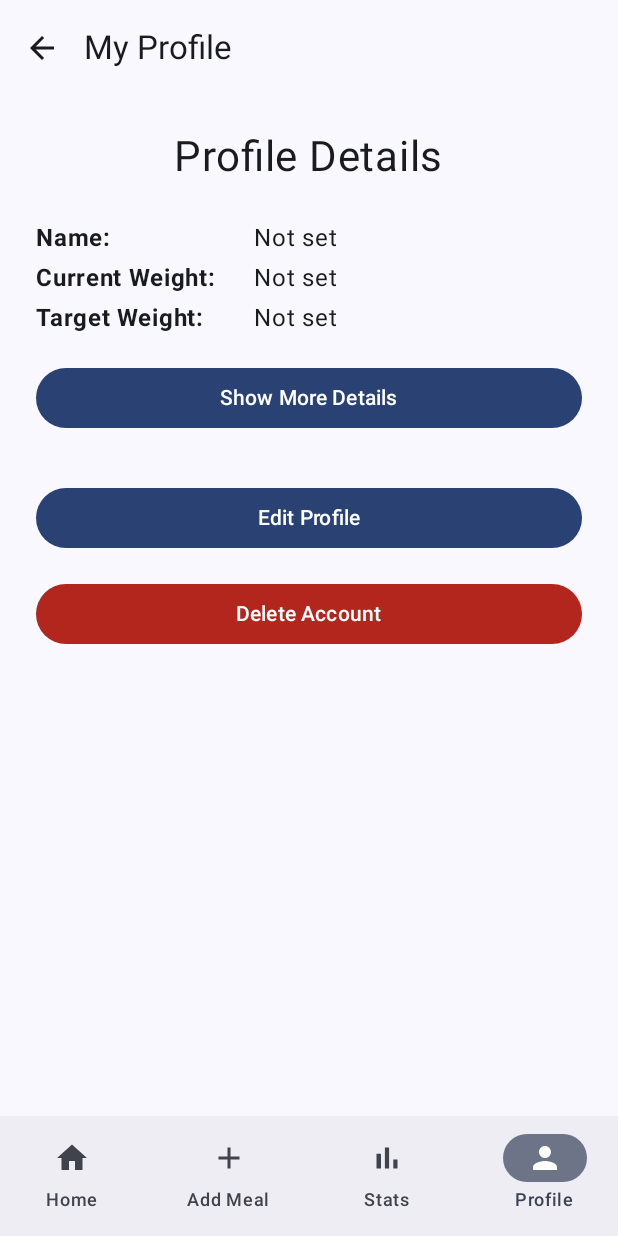
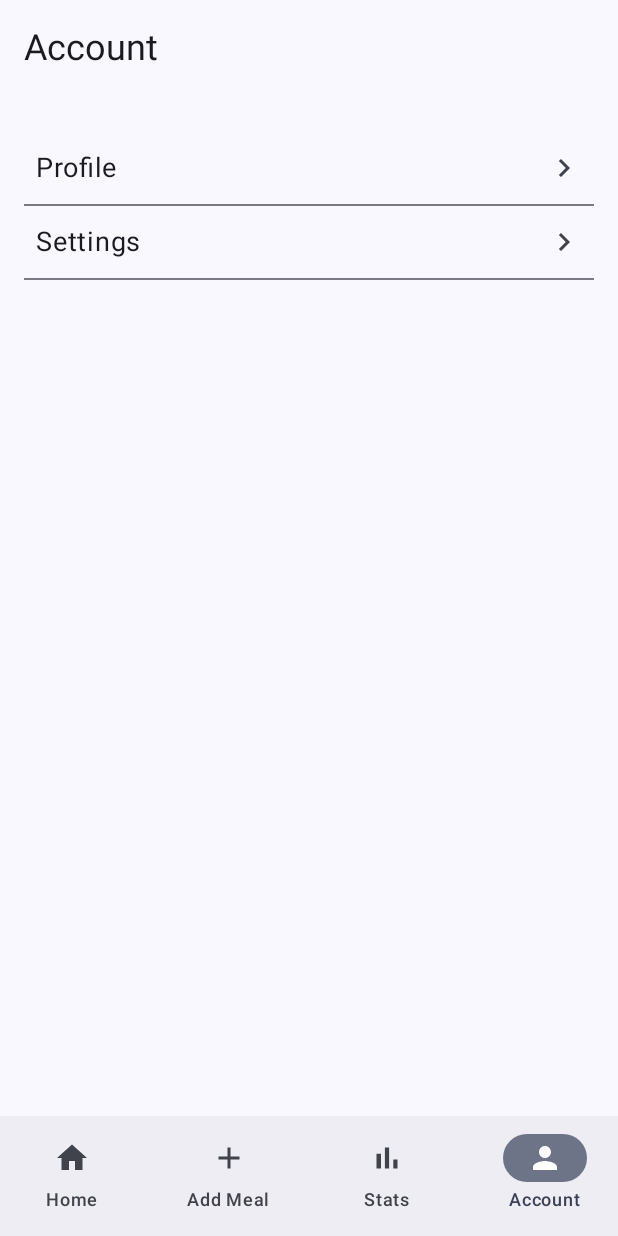
Before and after one commit to Nadavas/DietApp, an Android app built with Jetpack Compose: the HomeScreen screen opened through its navigation route, item 4 of the bottom bar chosen, on a phone screen of 412 x 824 dp. Run offline under Robolectric (Android 15) with nearby library versions, the phone set to English and light mode, and no system bars; our stand-ins replace Firebase (no records; nobody signed in at launch, a user with empty details on screens opened directly); libraries missing offline, so code that uses them is left out: com.github.mikephil.charting; Roboto replaces fonts that are not available here.

Commit message:
added AccountScreen and SettingsScreen, and updated navigation to account -> profile, settings

```diff
--- a/app/src/main/java/com/nadavariel/dietapp/MainActivity.kt
+++ b/app/src/main/java/com/nadavariel/dietapp/MainActivity.kt
@@ -40,6 +40,10 @@ import androidx.compose.material.icons.Icons
 import androidx.compose.material.icons.filled.Add
 import com.nadavariel.dietapp.model.Meal
 import com.nadavariel.dietapp.screens.StatisticsScreen
+// ⭐ NEW: Import for AccountScreen and SettingsScreen
+import com.nadavariel.dietapp.screens.AccountScreen
+import com.nadavariel.dietapp.screens.SettingsScreen
+
 
 class MainActivity : ComponentActivity() {
     @RequiresApi(Build.VERSION_CODES.O)
@@ -79,16 +83,18 @@ class MainActivity : ComponentActivity() {
                 }
 
                 val currentRouteEntry by navController.currentBackStackEntryAsState()
+                // Split by "/" to handle routes with arguments like ADD_EDIT_MEAL/{mealId}
                 val selectedRoute = currentRouteEntry?.destination?.route?.split("/")?.firstOrNull()
 
 
                 Scaffold(
                     modifier = Modifier,
                     bottomBar = {
+                        // Show bottom bar only on main navigation routes
                         if (selectedRoute == NavRoutes.HOME ||
-                            selectedRoute == NavRoutes.ADD_EDIT_MEAL ||
-                            selectedRoute == NavRoutes.MY_PROFILE ||
-                            selectedRoute == NavRoutes.STATISTICS
+                            selectedRoute == NavRoutes.ADD_EDIT_MEAL || // Matches base route for Add/Edit Meal
+                            selectedRoute == NavRoutes.STATISTICS ||
+                            selectedRoute == NavRoutes.ACCOUNT // ⭐ MODIFIED: Include ACCOUNT route for visibility
                         ) {
                             NavigationBar {
                                 NavigationBarItem(
@@ -126,15 +132,16 @@ class MainActivity : ComponentActivity() {
                                     label = { Text("Stats") }
                                 )
 
+                                // ⭐ MODIFIED: Account NavigationBarItem
                                 NavigationBarItem(
-                                    selected = selectedRoute == NavRoutes.MY_PROFILE,
-                                    onClick = { navController.navigate(NavRoutes.MY_PROFILE) {
-                                        popUpTo(NavRoutes.HOME) { saveState = true }
+                                    selected = selectedRoute == NavRoutes.ACCOUNT, // Select when on Account screen
+                                    onClick = { navController.navigate(NavRoutes.ACCOUNT) { // Navigate to Account screen
+                                        popUpTo(NavRoutes.HOME) { saveState = true } // Pop up to HOME (or another suitable root)
                                         launchSingleTop = true
                                         restoreState = true
                                     }},
-                                    icon = { Icon(painterResource(id = R.drawable.ic_person_filled), contentDescription = "My Profile") },
-                                    label = { Text("Profile") }
+                                    icon = { Icon(painterResource(id = R.drawable.ic_person_filled), contentDescription = "Account") },
+                                    label = { Text("Account") } // ⭐ MODIFIED: Label is "Account"
                                 )
                             }
                         }
@@ -178,6 +185,7 @@ class MainActivity : ComponentActivity() {
                                 }
                             )
                         }
+                        // ⭐ As per your instruction, this SIGN_UP composable remains UNCHANGED
                         composable(NavRoutes.SIGN_UP) {
                             SignUpScreen(
                                 authViewModel = authViewModel,
@@ -217,6 +225,13 @@ class MainActivity : ComponentActivity() {
                                 navController = navController
                             )
                         }
+
+                        // ⭐ NEW: Composable for the Account Screen (accessed from bottom nav)
+                        composable(NavRoutes.ACCOUNT) {
+                            AccountScreen(navController = navController)
+                        }
+
+                        // MyProfileScreen is now navigated to from AccountScreen
                         composable(NavRoutes.MY_PROFILE) {
                             MyProfileScreen(
                                 authViewModel = authViewModel,
@@ -224,18 +239,21 @@ class MainActivity : ComponentActivity() {
                             )
                         }
 
-                        // ⭐ MODIFIED: Define the composable for UPDATE_PROFILE to accept string argument
+                        // ⭐ NEW: Composable for the Settings Screen
+                        composable(NavRoutes.SETTINGS) {
+                            SettingsScreen(navController = navController)
+                        }
+
                         composable(
                             route = NavRoutes.UPDATE_PROFILE,
                             arguments = listOf(navArgument(NavRoutes.IS_NEW_USER_ARG) {
-                                type = NavType.StringType // ⭐ Changed to StringType
-                                defaultValue = "false" // ⭐ Default to "false" as a string
-                                nullable = true // It's still optional, so can be null before default kicks in
+                                type = NavType.StringType
+                                defaultValue = "false"
+                                nullable = true
                             })
                         ) { backStackEntry ->
-                            // ⭐ MODIFIED: Retrieve as String and convert to Boolean
                             val isNewUserString = backStackEntry.arguments?.getString(NavRoutes.IS_NEW_USER_ARG)
-                            val isNewUser = isNewUserString?.toBooleanStrictOrNull() ?: false // Convert string to boolean, default to false
+                            val isNewUser = isNewUserString?.toBooleanStrictOrNull() ?: false
 
                             UpdateProfileScreen(
                                 authViewModel = authViewModel,
--- /dev/null
+++ b/app/src/main/java/com/nadavariel/dietapp/screens/AccountScreen.kt
@@ -0,0 +1,98 @@
+package com.nadavariel.dietapp.screens
+
+import androidx.compose.foundation.clickable
+import androidx.compose.foundation.layout.*
+import androidx.compose.material.icons.Icons
+import androidx.compose.material.icons.automirrored.filled.ArrowBack
+import androidx.compose.material.icons.automirrored.filled.KeyboardArrowRight
+import androidx.compose.material3.*
+import androidx.compose.runtime.Composable
+import androidx.compose.ui.Alignment
+import androidx.compose.ui.Modifier
+import androidx.compose.ui.text.font.FontWeight
+import androidx.compose.ui.unit.dp
+import androidx.compose.ui.unit.sp
+import androidx.navigation.NavController
+import com.nadavariel.dietapp.NavRoutes // Ensure NavRoutes is imported
+
+@OptIn(ExperimentalMaterial3Api::class)
+@Composable
+fun AccountScreen(navController: NavController) {
+    Scaffold(
+        topBar = {
+            TopAppBar(
+                title = {
+                    Text(
+                        text = "Account",
+                        fontSize = 24.sp // Set the font size to 24.sp
+                    )
+                }, // Title for this screen
+                navigationIcon = {
+                    // Assuming you'll navigate back from here only if user came via deep link or not from bottom nav
+                    // For bottom nav, usually no back button here.
+                    // If this screen is reachable via a standard back stack (not bottom nav primary),
+                    // you might want to enable this:
+                    /*
+                    IconButton(onClick = { navController.popBackStack() }) {
+                        Icon(Icons.AutoMirrored.Filled.ArrowBack, "Back")
+                    }
+                    */
+                }
+            )
+        }
+    ) { paddingValues ->
+        Column(
+            modifier = Modifier
+                .fillMaxSize()
+                .padding(paddingValues)
+                .padding(horizontal = 16.dp, vertical = 8.dp),
+            horizontalAlignment = Alignment.CenterHorizontally,
+            verticalArrangement = Arrangement.Top
+        ) {
+            Spacer(modifier = Modifier.height(16.dp))
+
+            // Profile List Item
+            ListItemWithArrow(
+                text = "Profile",
+                onClick = { navController.navigate(NavRoutes.MY_PROFILE) } // Navigate to MyProfileScreen
+            )
+            Divider() // Visual separator
+
+            // Settings List Item
+            ListItemWithArrow(
+                text = "Settings",
+                onClick = { navController.navigate(NavRoutes.SETTINGS) } // Navigate to SettingsScreen
+            )
+            Divider() // Visual separator
+
+            // You can add more items here later
+            // ListItemWithArrow(text = "About", onClick = { /* Navigate to About screen */ })
+            // Divider()
+        }
+    }
+}
+
+@Composable
+fun ListItemWithArrow(text: String, onClick: () -> Unit) {
+    Row(
+        modifier = Modifier
+            .fillMaxWidth()
+            .clickable(onClick = onClick) // Make the whole row clickable
+            .padding(vertical = 12.dp, horizontal = 8.dp), // Add padding for touch target
+        verticalAlignment = Alignment.CenterVertically,
+        horizontalArrangement = Arrangement.SpaceBetween // Push text left, arrow right
+    ) {
+        Text(
+            text = text,
+            style = MaterialTheme.typography.bodyLarge,
+            fontWeight = FontWeight.Normal,
+            fontSize = 18.sp,
+            color = MaterialTheme.colorScheme.onSurface
+        )
+        Icon(
+            imageVector = Icons.AutoMirrored.Filled.KeyboardArrowRight,
+            contentDescription = "Go to $text",
+            tint = MaterialTheme.colorScheme.onSurfaceVariant
+        )
+    }
+}
--- a/app/src/main/java/com/nadavariel/dietapp/screens/MyProfileScreen.kt
+++ b/app/src/main/java/com/nadavariel/dietapp/screens/MyProfileScreen.kt
@@ -117,7 +117,12 @@ fun MyProfileScreen(
     Scaffold(
         topBar = {
             TopAppBar(
-                title = { Text("My Profile") },
+                title = {
+                    Text(
+                        text = "My Profile",
+                        fontSize = 24.sp // Adjust this value as desired, e.g., 20.sp, 22.sp
+                    )
+                },
                 navigationIcon = {
                     IconButton(onClick = { navController.popBackStack() }) {
                         Icon(Icons.AutoMirrored.Filled.ArrowBack, "Back")
@@ -136,7 +141,7 @@ fun MyProfileScreen(
         ) {
             Text(
                 text = "Profile Details",
-                fontSize = 28.sp,
+                fontSize = 20.sp,
                 modifier = Modifier.padding(bottom = 24.dp)
             )
 
```
Also changed, not shown: app/src/main/java/com/nadavariel/dietapp/NavRoutes.kt (+8 -5 lines), app/src/main/java/com/nadavariel/dietapp/screens/SettingsScreen.kt (added, +54 -0 lines).
